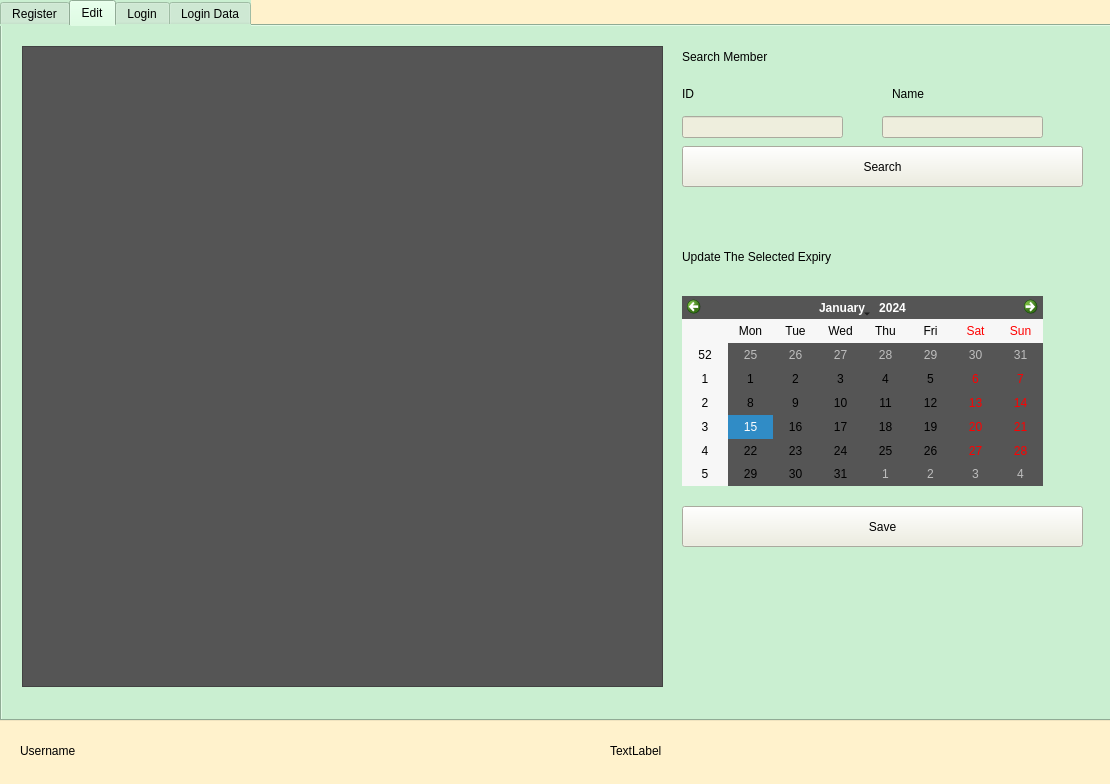
Qt form gym.ui (francisganapin/Gym-System-7-13-2024) before a commit.
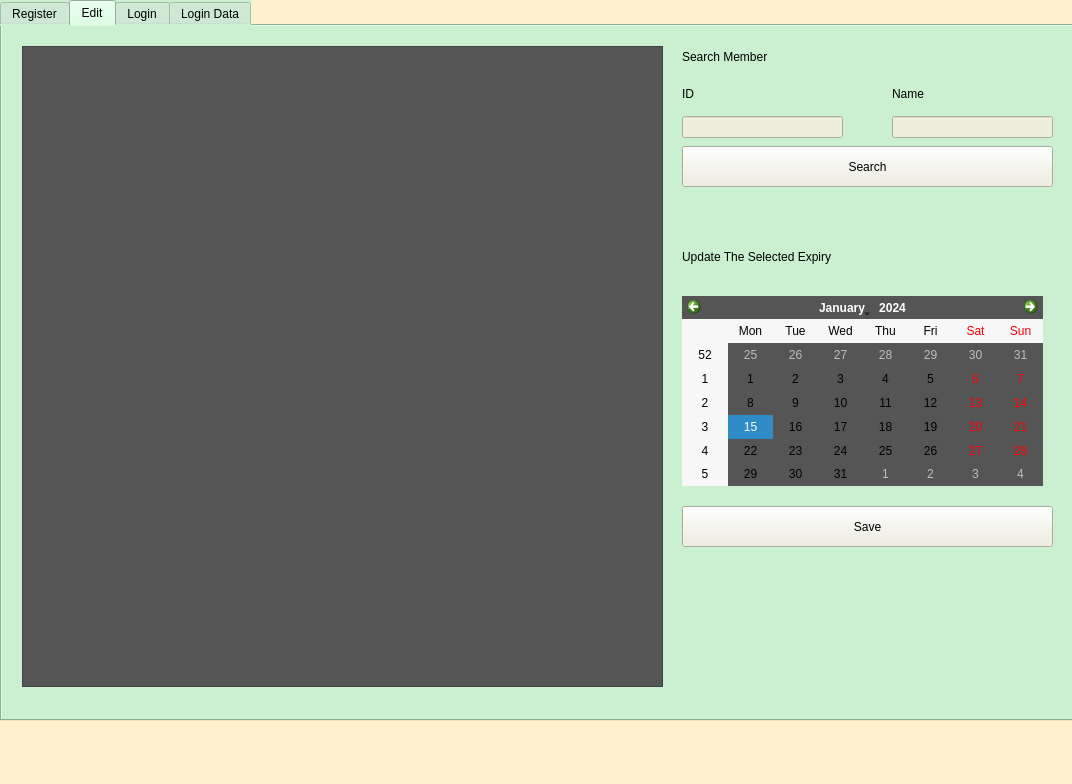
The same form after that commit. The open tabs and pages were chosen to show the change.

What changed in the file:
```diff
--- a/gym.ui
+++ b/gym.ui
@@ -6,7 +6,7 @@
    <rect>
     <x>0</x>
     <y>0</y>
-    <width>1110</width>
+    <width>1072</width>
     <height>784</height>
    </rect>
   </property>
@@ -454,7 +454,7 @@
      <widget class="QLineEdit" name="name_search_input">
       <property name="geometry">
        <rect>
-        <x>880</x>
+        <x>890</x>
         <y>90</y>
         <width>161</width>
         <height>22</height>
@@ -498,7 +498,7 @@
        <rect>
         <x>680</x>
         <y>120</y>
-        <width>401</width>
+        <width>371</width>
         <height>41</height>
        </rect>
       </property>
@@ -543,7 +543,7 @@
        <rect>
         <x>680</x>
         <y>480</y>
-        <width>401</width>
+        <width>371</width>
         <height>41</height>
        </rect>
       </property>
@@ -934,9 +934,9 @@
    <widget class="QLabel" name="date_label">
     <property name="geometry">
      <rect>
-      <x>610</x>
+      <x>480</x>
       <y>730</y>
-      <width>471</width>
+      <width>551</width>
       <height>41</height>
      </rect>
     </property>
@@ -944,13 +944,13 @@
      <string notr="true">font: 900 italic 20pt &quot;Segoe UI&quot;;</string>
     </property>
     <property name="text">
-     <string>TextLabel</string>
+     <string/>
     </property>
    </widget>
    <widget class="QLabel" name="username_label">
     <property name="geometry">
      <rect>
-      <x>20</x>
+      <x>50</x>
       <y>730</y>
       <width>321</width>
       <height>41</height>
@@ -960,7 +960,7 @@
      <string notr="true">font: 900 italic 20pt &quot;Segoe UI&quot;;</string>
     </property>
     <property name="text">
-     <string>Username</string>
+     <string/>
     </property>
    </widget>
   </widget>
```
Left out of the diff: 10 changed lines with no effect on the pictures.
